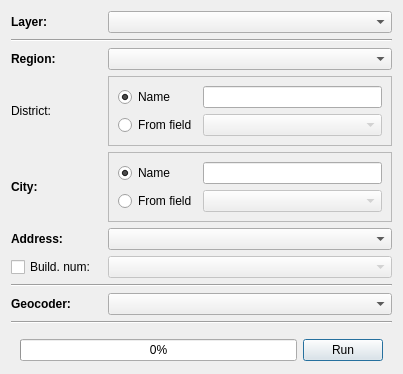
Before: the Qt Designer form src/batch_geocoding_dialog.ui in nextgis/qgis_rugeocoder, drawn with Qt 5.
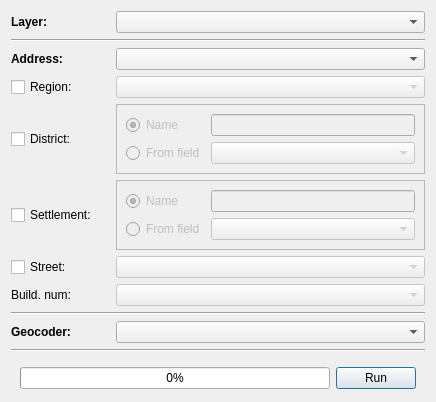
After: the same form once the commit is applied.

Commit message: Modify main form, fix goecoders errors

```diff
--- a/src/batch_geocoding_dialog.ui
+++ b/src/batch_geocoding_dialog.ui
@@ -6,8 +6,8 @@
    <rect>
     <x>0</x>
     <y>0</y>
-    <width>403</width>
-    <height>360</height>
+    <width>436</width>
+    <height>381</height>
    </rect>
   </property>
   <property name="sizePolicy">
@@ -26,38 +26,15 @@
    <property name="bottomMargin">
     <number>4</number>
    </property>
-   <item row="2" column="0">
-    <widget class="QLabel" name="lblRegion">
-     <property name="font">
-      <font>
-       <weight>75</weight>
-       <bold>true</bold>
-      </font>
+   <item row="18" column="0" colspan="4">
+    <widget class="Line" name="line_3">
+     <property name="orientation">
+      <enum>Qt::Horizontal</enum>
      </property>
-     <property name="text">
-      <string>Region:</string>
-     </property>
     </widget>
    </item>
-   <item row="4" column="0">
-    <widget class="QLabel" name="lblSettlement">
-     <property name="font">
-      <font>
-       <weight>75</weight>
-       <bold>true</bold>
-      </font>
-     </property>
-     <property name="text">
-      <string>City:</string>
-     </property>
-    </widget>
-   </item>
-   <item row="3" column="0">
-    <widget class="QLabel" name="lblRayon">
-     <property name="text">
-      <string>District:</string>
-     </property>
-    </widget>
+   <item row="0" column="1" colspan="3">
+    <widget class="QComboBox" name="cmbLayer"/>
    </item>
    <item row="1" column="0" colspan="4">
     <widget class="Line" name="line">
@@ -66,20 +43,40 @@
      </property>
     </widget>
    </item>
-   <item row="13" column="0" colspan="4">
-    <widget class="Line" name="line_3">
-     <property name="orientation">
-      <enum>Qt::Horizontal</enum>
-     </property>
-    </widget>
-   </item>
-   <item row="11" column="0" colspan="4">
+   <item row="16" column="0" colspan="4">
     <widget class="Line" name="line_2">
      <property name="orientation">
       <enum>Qt::Horizontal</enum>
      </property>
     </widget>
    </item>
+   <item row="17" column="1" colspan="3">
+    <widget class="QComboBox" name="cmbGeocoder"/>
+   </item>
+   <item row="9" column="0">
+    <widget class="QCheckBox" name="chkStreet">
+     <property name="text">
+      <string>Street:</string>
+     </property>
+    </widget>
+   </item>
+   <item row="9" column="1" colspan="3">
+    <widget class="QComboBox" name="cmbStreet">
+     <property name="enabled">
+      <bool>false</bool>
+     </property>
+    </widget>
+   </item>
+   <item row="11" column="1" colspan="3">
+    <widget class="QComboBox" name="cmbBuildingNum">
+     <property name="enabled">
+      <bool>false</bool>
+     </property>
+    </widget>
+   </item>
+   <item row="3" column="1" colspan="3">
+    <widget class="QComboBox" name="cmbAddress"/>
+   </item>
    <item row="0" column="0">
     <widget class="QLabel" name="lblLayer">
      <property name="font">
@@ -96,8 +93,70 @@
      </property>
     </widget>
    </item>
-   <item row="12" column="0">
-    <widget class="QLabel" name="lblGeocoder">
+   <item row="8" column="1" colspan="3">
+    <widget class="QFrame" name="frmSettlement">
+     <property name="enabled">
+      <bool>false</bool>
+     </property>
+     <property name="frameShape">
+      <enum>QFrame::StyledPanel</enum>
+     </property>
+     <property name="frameShadow">
+      <enum>QFrame::Raised</enum>
+     </property>
+     <layout class="QGridLayout" name="gridLayout_3">
+      <item row="0" column="0">
+       <widget class="QRadioButton" name="rbSettlName">
+        <property name="text">
+         <string>Name</string>
+        </property>
+        <property name="checked">
+         <bool>true</bool>
+        </property>
+       </widget>
+      </item>
+      <item row="2" column="0">
+       <widget class="QRadioButton" name="rbSettlField">
+        <property name="text">
+         <string>From field</string>
+        </property>
+       </widget>
+      </item>
+      <item row="2" column="1">
+       <widget class="QComboBox" name="cmbSettlField">
+        <property name="enabled">
+         <bool>false</bool>
+        </property>
+        <property name="sizePolicy">
+         <sizepolicy hsizetype="Preferred" vsizetype="Preferred">
+          <horstretch>0</horstretch>
+          <verstretch>0</verstretch>
+         </sizepolicy>
+        </property>
+       </widget>
+      </item>
+      <item row="0" column="1">
+       <widget class="QLineEdit" name="txtSettlName">
+        <property name="sizePolicy">
+         <sizepolicy hsizetype="Expanding" vsizetype="Preferred">
+          <horstretch>0</horstretch>
+          <verstretch>0</verstretch>
+         </sizepolicy>
+        </property>
+       </widget>
+      </item>
+     </layout>
+    </widget>
+   </item>
+   <item row="4" column="1" colspan="3">
+    <widget class="QComboBox" name="cmbRegion">
+     <property name="enabled">
+      <bool>false</bool>
+     </property>
+    </widget>
+   </item>
+   <item row="3" column="0">
+    <widget class="QLabel" name="lblAddress">
      <property name="font">
       <font>
        <weight>75</weight>
@@ -105,11 +164,31 @@
       </font>
      </property>
      <property name="text">
-      <string>Geocoder:</string>
+      <string>Address:</string>
      </property>
+     <property name="textFormat">
+      <enum>Qt::PlainText</enum>
+     </property>
+     <property name="wordWrap">
+      <bool>false</bool>
+     </property>
     </widget>
    </item>
-   <item row="15" column="0" colspan="4">
+   <item row="8" column="0">
+    <widget class="QCheckBox" name="chkSettlement">
+     <property name="text">
+      <string>Settlement:</string>
+     </property>
+    </widget>
+   </item>
+   <item row="6" column="0">
+    <widget class="QCheckBox" name="chkDistrict">
+     <property name="text">
+      <string>District:</string>
+     </property>
+    </widget>
+   </item>
+   <item row="20" column="0" colspan="4">
     <widget class="QWidget" name="bottomPanel" native="true">
      <layout class="QHBoxLayout" name="horizontalLayout">
       <item>
@@ -129,8 +208,8 @@
      </layout>
     </widget>
    </item>
-   <item row="5" column="0">
-    <widget class="QLabel" name="lblAddress">
+   <item row="17" column="0">
+    <widget class="QLabel" name="lblGeocoder">
      <property name="font">
       <font>
        <weight>75</weight>
@@ -138,31 +217,15 @@
       </font>
      </property>
      <property name="text">
-      <string>Address:</string>
+      <string>Geocoder:</string>
      </property>
-     <property name="textFormat">
-      <enum>Qt::PlainText</enum>
-     </property>
-     <property name="wordWrap">
-      <bool>false</bool>
-     </property>
     </widget>
    </item>
-   <item row="6" column="0">
-    <widget class="QCheckBox" name="chkBuilding">
-     <property name="text">
-      <string>Build. num:</string>
-     </property>
-    </widget>
-   </item>
-   <item row="0" column="1" colspan="3">
-    <widget class="QComboBox" name="cmbLayer"/>
-   </item>
-   <item row="2" column="1" colspan="3">
-    <widget class="QComboBox" name="cmbRegion"/>
-   </item>
-   <item row="3" column="1" colspan="3">
+   <item row="6" column="1" colspan="3">
     <widget class="QFrame" name="frmRayon">
+     <property name="enabled">
+      <bool>false</bool>
+     </property>
      <property name="frameShape">
       <enum>QFrame::StyledPanel</enum>
      </property>
@@ -192,6 +255,9 @@
       </item>
       <item row="0" column="1">
        <widget class="QLineEdit" name="txtRayonName">
+        <property name="enabled">
+         <bool>false</bool>
+        </property>
         <property name="sizePolicy">
          <sizepolicy hsizetype="Expanding" vsizetype="Preferred">
           <horstretch>0</horstretch>
@@ -216,71 +282,20 @@
      </layout>
     </widget>
    </item>
-   <item row="4" column="1" colspan="3">
-    <widget class="QFrame" name="frmSettlement">
-     <property name="frameShape">
-      <enum>QFrame::StyledPanel</enum>
+   <item row="4" column="0">
+    <widget class="QCheckBox" name="chkRegion">
+     <property name="text">
+      <string>Region:</string>
      </property>
-     <property name="frameShadow">
-      <enum>QFrame::Raised</enum>
-     </property>
-     <layout class="QGridLayout" name="gridLayout_3">
-      <item row="0" column="0">
-       <widget class="QRadioButton" name="rbSettlName">
-        <property name="text">
-         <string>Name</string>
-        </property>
-        <property name="checked">
-         <bool>true</bool>
-        </property>
-       </widget>
-      </item>
-      <item row="2" column="0">
-       <widget class="QRadioButton" name="rbSettlField">
-        <property name="text">
-         <string>From field</string>
-        </property>
-       </widget>
-      </item>
-      <item row="2" column="1">
-       <widget class="QComboBox" name="cmbSettlField">
-        <property name="enabled">
-         <bool>false</bool>
-        </property>
-        <property name="sizePolicy">
-         <sizepolicy hsizetype="Preferred" vsizetype="Preferred">
-          <horstretch>0</horstretch>
-          <verstretch>0</verstretch>
-         </sizepolicy>
-        </property>
-       </widget>
-      </item>
-      <item row="0" column="1">
-       <widget class="QLineEdit" name="txtSettlName">
-        <property name="sizePolicy">
-         <sizepolicy hsizetype="Expanding" vsizetype="Preferred">
-          <horstretch>0</horstretch>
-          <verstretch>0</verstretch>
-         </sizepolicy>
-        </property>
-       </widget>
-      </item>
-     </layout>
     </widget>
    </item>
-   <item row="5" column="1" colspan="3">
-    <widget class="QComboBox" name="cmbAddress"/>
-   </item>
-   <item row="6" column="1" colspan="3">
-    <widget class="QComboBox" name="cmbBuildingNum">
-     <property name="enabled">
-      <bool>false</bool>
+   <item row="11" column="0">
+    <widget class="QLabel" name="lblBuild">
+     <property name="text">
+      <string>Build. num:</string>
      </property>
     </widget>
    </item>
-   <item row="12" column="1" colspan="3">
-    <widget class="QComboBox" name="cmbGeocoder"/>
-   </item>
   </layout>
  </widget>
  <tabstops>
```
Left out of the diff: 128 changed lines with no effect on the pictures. The commit also changes 6 other files.
